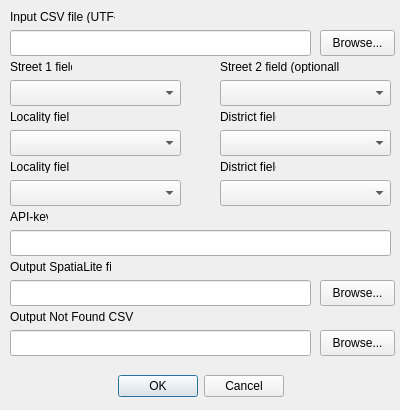
Above: map_md_dialog_base.ui from victor-pogor/map.md-geocoding before the change. Below: the same form after it.
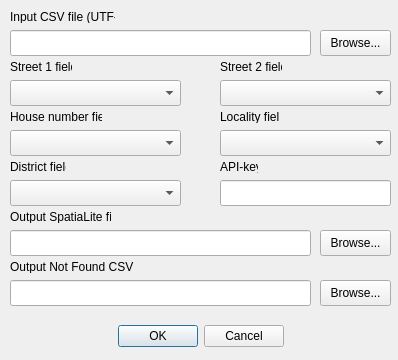
That is the form after the change.

Commit message:
Added CSV column header reader, UI improvements.
În acest commit am îmbunătățit interfața utilizatorului (UI),
am realizat funcționalul care citește denumirea coloanelor
fișierului CSV și le adaugă la fiecare element QComboBox.

De asemenea, am realizat funcționalul în care buttonul OK de la
QDialogButtonBox este pornit numai în cazul în care sunt introduse următoarele
câmpuri:
- input_filename
- output_spatialite_filename
- output_notfound_filename
- api_key
- street_field1, să nu fie "(none)"

```diff
--- a/map_md_dialog_base.ui
+++ b/map_md_dialog_base.ui
@@ -6,18 +6,21 @@
    <rect>
     <x>0</x>
     <y>0</y>
-    <width>400</width>
-    <height>410</height>
+    <width>398</width>
+    <height>360</height>
    </rect>
   </property>
   <property name="windowTitle">
    <string>MapMD</string>
   </property>
   <widget class="QDialogButtonBox" name="button_box">
+   <property name="enabled">
+    <bool>true</bool>
+   </property>
    <property name="geometry">
     <rect>
      <x>0</x>
-     <y>370</y>
+     <y>320</y>
      <width>401</width>
      <height>32</height>
     </rect>
@@ -37,7 +40,7 @@
     <rect>
      <x>320</x>
      <y>30</y>
-     <width>75</width>
+     <width>71</width>
      <height>26</height>
     </rect>
    </property>
@@ -96,12 +99,12 @@
     <rect>
      <x>220</x>
      <y>60</y>
-     <width>119</width>
+     <width>62</width>
      <height>13</height>
     </rect>
    </property>
    <property name="text">
-    <string>Street 2 field (optionally)</string>
+    <string>Street 2 field</string>
    </property>
   </widget>
   <widget class="QComboBox" name="comboBox_2">
@@ -117,7 +120,7 @@
   <widget class="QLabel" name="label_4">
    <property name="geometry">
     <rect>
-     <x>10</x>
+     <x>220</x>
      <y>110</y>
      <width>59</width>
      <height>13</height>
@@ -130,7 +133,7 @@
   <widget class="QComboBox" name="comboBox_3">
    <property name="geometry">
     <rect>
-     <x>10</x>
+     <x>220</x>
      <y>130</y>
      <width>171</width>
      <height>26</height>
@@ -140,8 +143,8 @@
   <widget class="QComboBox" name="comboBox_4">
    <property name="geometry">
     <rect>
-     <x>220</x>
-     <y>130</y>
+     <x>10</x>
+     <y>180</y>
      <width>171</width>
      <height>26</height>
     </rect>
@@ -150,20 +153,7 @@
   <widget class="QLabel" name="label_5">
    <property name="geometry">
     <rect>
-     <x>220</x>
-     <y>110</y>
-     <width>56</width>
-     <height>13</height>
-    </rect>
-   </property>
-   <property name="text">
-    <string>District field</string>
-   </property>
-  </widget>
-  <widget class="QLabel" name="label_6">
-   <property name="geometry">
-    <rect>
-     <x>220</x>
+     <x>10</x>
      <y>160</y>
      <width>56</width>
      <height>13</height>
@@ -173,44 +163,11 @@
     <string>District field</string>
    </property>
   </widget>
-  <widget class="QComboBox" name="comboBox_5">
-   <property name="geometry">
-    <rect>
-     <x>220</x>
-     <y>180</y>
-     <width>171</width>
-     <height>26</height>
-    </rect>
-   </property>
-  </widget>
-  <widget class="QLabel" name="label_7">
-   <property name="geometry">
-    <rect>
-     <x>10</x>
-     <y>160</y>
-     <width>59</width>
-     <height>13</height>
-    </rect>
-   </property>
-   <property name="text">
-    <string>Locality field</string>
-   </property>
-  </widget>
-  <widget class="QComboBox" name="comboBox_6">
-   <property name="geometry">
-    <rect>
-     <x>10</x>
-     <y>180</y>
-     <width>171</width>
-     <height>26</height>
-    </rect>
-   </property>
-  </widget>
   <widget class="QLabel" name="label_8">
    <property name="geometry">
     <rect>
-     <x>10</x>
-     <y>210</y>
+     <x>220</x>
+     <y>160</y>
      <width>38</width>
      <height>13</height>
     </rect>
@@ -222,9 +179,9 @@
   <widget class="QLineEdit" name="lineEdit_2">
    <property name="geometry">
     <rect>
-     <x>10</x>
-     <y>230</y>
-     <width>381</width>
+     <x>220</x>
+     <y>180</y>
+     <width>171</width>
      <height>26</height>
     </rect>
    </property>
@@ -233,8 +190,8 @@
    <property name="geometry">
     <rect>
      <x>320</x>
-     <y>280</y>
-     <width>75</width>
+     <y>230</y>
+     <width>71</width>
      <height>26</height>
     </rect>
    </property>
@@ -246,7 +203,7 @@
    <property name="geometry">
     <rect>
      <x>10</x>
-     <y>260</y>
+     <y>210</y>
      <width>101</width>
      <height>13</height>
     </rect>
@@ -259,7 +216,7 @@
    <property name="geometry">
     <rect>
      <x>10</x>
-     <y>280</y>
+     <y>230</y>
      <width>301</width>
      <height>26</height>
     </rect>
@@ -269,8 +226,8 @@
    <property name="geometry">
     <rect>
      <x>320</x>
-     <y>330</y>
-     <width>75</width>
+     <y>280</y>
+     <width>71</width>
      <height>26</height>
     </rect>
    </property>
@@ -282,7 +239,7 @@
    <property name="geometry">
     <rect>
      <x>10</x>
-     <y>310</y>
+     <y>260</y>
      <width>126</width>
      <height>13</height>
     </rect>
@@ -295,12 +252,35 @@
    <property name="geometry">
     <rect>
      <x>10</x>
-     <y>330</y>
+     <y>280</y>
      <width>301</width>
      <height>26</height>
     </rect>
    </property>
   </widget>
+  <widget class="QLabel" name="label_6">
+   <property name="geometry">
+    <rect>
+     <x>10</x>
+     <y>110</y>
+     <width>92</width>
+     <height>13</height>
+    </rect>
+   </property>
+   <property name="text">
+    <string>House number field</string>
+   </property>
+  </widget>
+  <widget class="QComboBox" name="house_number_field">
+   <property name="geometry">
+    <rect>
+     <x>10</x>
+     <y>130</y>
+     <width>171</width>
+     <height>26</height>
+    </rect>
+   </property>
+  </widget>
  </widget>
  <resources/>
  <connections>
```
Left out of the diff: 22 changed lines with no effect on the pictures. The commit also changes 1 other file.
